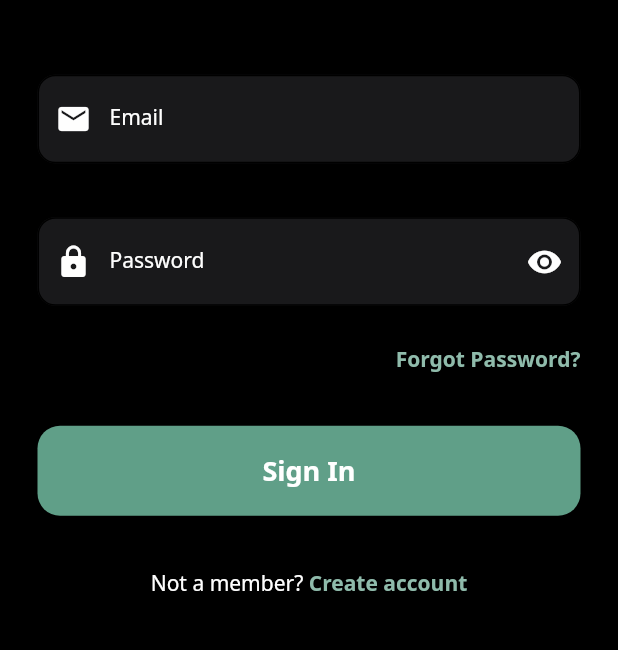
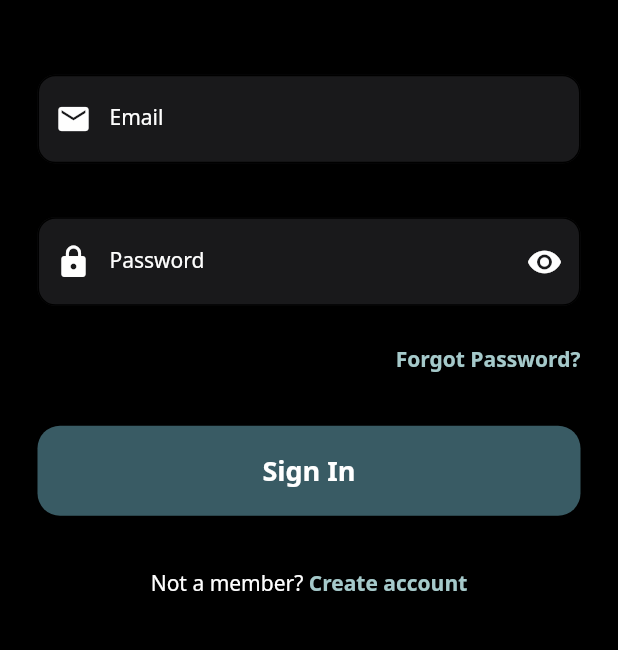
Before and after one commit to tobekman/Betify, a Flutter app: the screen it shows after launch, on a phone screen of 412 x 824 dp, the part 436-1086 px from its top. Run offline on Flutter 3.47's test engine with Material 2 defaults, Android fonts, the phone set to English and light mode, and no system bars; our stand-ins replace flutter_riverpod, get_it, hive, hive_flutter; accounts and stored records are empty.

```diff
--- a/client/lib/src/core/config/theme/color_constants.dart
+++ b/client/lib/src/core/config/theme/color_constants.dart
@@ -1,10 +1,24 @@
 import 'dart:ui';
+
+import 'package:flutter/material.dart';
 
 class ColorConstants {
   static const background = Color(0xff000000);
   static const appBar = Color(0xff19191b);
   static const primaryText = Color(0xfffefefe);
   static const secondaryText = Color(0xff616163);
-  static const primary = Color(0xff609f88);
-  static const primaryLight = Color(0xff8fbbab);
+  static const primary = Color(0xff395B64);
+  static const primaryLight = Color(0xffA5C9CA);
+  static const primaryGradient = LinearGradient(
+      colors: [
+        Color(0xff79e4d8),
+        Color(0xff71dde2),
+        Color(0xff72d5e8),
+        Color(0xff7bcdeb),
+        Color(0xff88c3e9),
+        Color(0xff96bae3),
+      ],
+      begin: Alignment.topLeft,
+      end: Alignment.bottomRight,
+      stops: [0, 0.2, 0.5, 0.7, 0.9, 1]);
 }
--- a/client/lib/src/core/config/theme/my_theme.dart
+++ b/client/lib/src/core/config/theme/my_theme.dart
@@ -22,7 +22,7 @@ class MyTheme {
     bottomNavigationBarTheme: const BottomNavigationBarThemeData(
       backgroundColor: ColorConstants.appBar,
       selectedItemColor: ColorConstants.primaryText,
-      unselectedItemColor: ColorConstants.secondaryText,
+      unselectedItemColor: ColorConstants.primary,
       elevation: 0,
       type: BottomNavigationBarType.fixed,
     ),
@@ -36,7 +36,6 @@ class MyTheme {
       errorStyle: const TextStyle(
         color: ColorConstants.primaryLight,
         overflow: TextOverflow.clip,
-
       ),
       filled: true,
       fillColor: ColorConstants.appBar,
--- a/client/lib/src/ui/screens/starting_screen.dart
+++ b/client/lib/src/ui/screens/starting_screen.dart
@@ -1,3 +1,4 @@
+import 'package:betify_client/src/core/config/theme/color_constants.dart';
 import 'package:betify_client/src/ui/controllers/bets_controller.dart';
 import 'package:flutter/material.dart';
 import 'package:flutter_riverpod/flutter_riverpod.dart';
```
Also changed, not shown: client/lib/src/domain/models/bets/oneXTwo.dart (+8 -6 lines), client/lib/src/ui/screens/bets/widgets/one_x_two_card.dart (+141 -11 lines), 3 other files.
